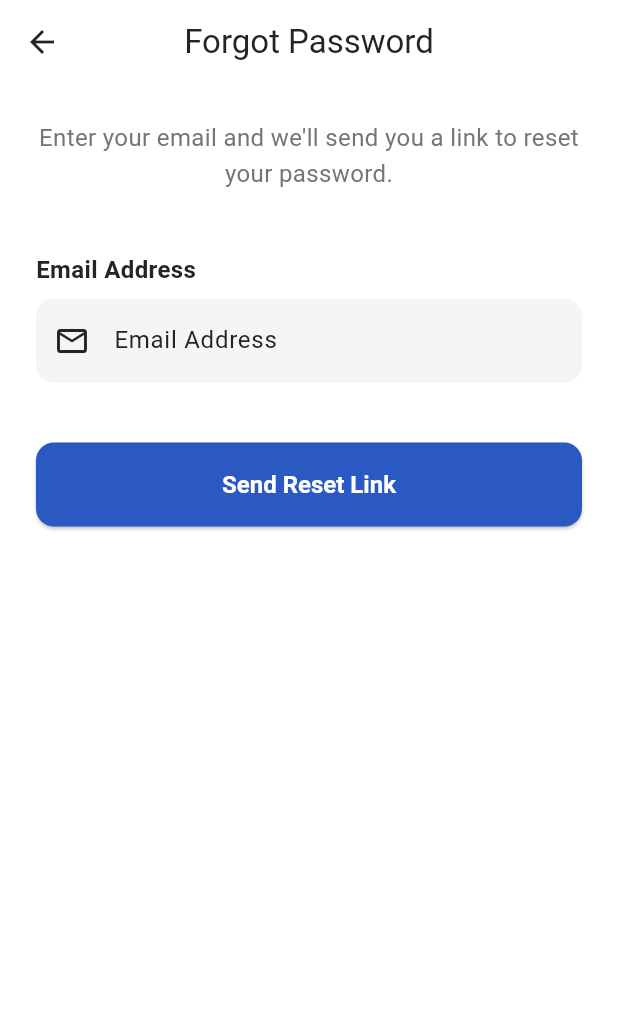
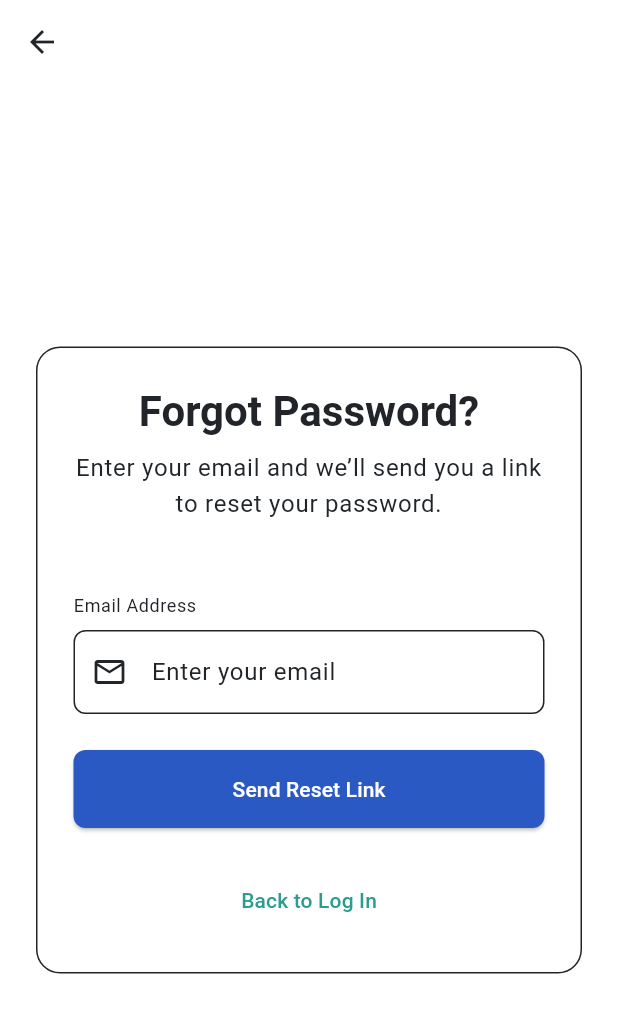
Before and after one commit to RvShivam/inventify, a Flutter app: the ForgotPasswordScreen screen opened directly, on a phone screen of 412 x 824 dp. Shown: the top 1013 px of the screen. Run offline on Flutter 3.47's test engine with Material 3 defaults, Android fonts, the phone set to English and light mode, and no system bars.

Commit message:
Minor yet major fix

```diff
--- a/client/lib/screens/forgot_password.dart
+++ b/client/lib/screens/forgot_password.dart
@@ -1,95 +1,113 @@
 import 'package:flutter/material.dart';
-import 'package:inventify/screens/reset_password.dart';
+import 'signup_screen.dart';
 
-class ForgotPasswordScreen extends StatelessWidget {
+class ForgotPasswordScreen extends StatefulWidget {
   const ForgotPasswordScreen({super.key});
 
-  void _sendResetLink(BuildContext context) {
-    // TODO: Implement actual reset link logic
-    ScaffoldMessenger.of(context).showSnackBar(
-      const SnackBar(content: Text('Reset link sent to your email (placeholder)!')),
-    );
+  @override
+  State<ForgotPasswordScreen> createState() => _ForgotPasswordScreenState();
+}
+
+class _ForgotPasswordScreenState extends State<ForgotPasswordScreen> {
+  final _formKey = GlobalKey<FormState>();
+  final _emailController = TextEditingController();
+
+  @override
+  void dispose() {
+    _emailController.dispose();
+    super.dispose();
   }
 
+  void _onSendLinkPressed() {
+    final isValid = _formKey.currentState?.validate() ?? false;
+    if (!isValid) {
+      return;
+    }
+    // TODO: API call logic here to send the reset link
+    print('Form is valid! Sending reset link to: ${_emailController.text}');
+  }
 
   @override
   Widget build(BuildContext context) {
-    // Use the primary color from the parent application's theme
-    final Color primaryColor = Theme.of(context).colorScheme.primary;
+    final textTheme = Theme.of(context).textTheme;
 
     return Scaffold(
       appBar: AppBar(
-        title: const Text('Forgot Password'),
-        centerTitle: true,// Added the title to the AppBar
         backgroundColor: Colors.transparent,
         elevation: 0,
-        // Using `automaticallyImplyLeading: true` will show a back button if available
       ),
-      body: SingleChildScrollView(
-        padding: const EdgeInsets.all(24.0),
-        child: Column(
-          crossAxisAlignment: CrossAxisAlignment.start,
-          children: <Widget>[
-            // The large title from the body has been moved to the AppBar.
-            // Removed: // 1. Title Text and SizedBox(height: 12.0)
+      // Corrected widget structure
+      body: Center(
+        child: SingleChildScrollView(
+          padding: const EdgeInsets.symmetric(horizontal: 24.0),
+          child: ConstrainedBox(
+            constraints: const BoxConstraints(maxWidth: 400),
+            child: Container(
+              padding: const EdgeInsets.all(24.0),
+              decoration: BoxDecoration(
+                border: Border.all(
+                  color: Theme.of(context).dividerColor,
+                ),
+                borderRadius: BorderRadius.circular(16),
+              ),
+              child: Form(
+                key: _formKey,
+                child: Column(
+                  crossAxisAlignment: CrossAxisAlignment.stretch,
+                  mainAxisAlignment: MainAxisAlignment.center,
+                  children: [
+                    Text(
+                      'Forgot Password?',
+                      textAlign: TextAlign.center,
+                      style: textTheme.headlineMedium?.copyWith(fontWeight: FontWeight.bold),
+                    ),
+                    const SizedBox(height: 8),
+                    Text(
+                      'Enter your email and we’ll send you a link to reset your password.',
+                      textAlign: TextAlign.center,
+                      style: textTheme.bodyLarge,
+                    ),
+                    const SizedBox(height: 48),
 
-            // 2. Subtitle/Instructions
-            Center(
-            child:Text(
-              "Enter your email and we'll send you a link to reset your password.",
-              textAlign: TextAlign.center,
-              style: TextStyle(
-                fontSize: 16,
-                color: Colors.grey.shade600,
-                height: 1.5,
+                    // Email Field
+                    Text('Email Address', style: textTheme.bodySmall),
+                    const SizedBox(height: 8),
+                    TextFormField(
+                      controller: _emailController,
+                      validator: Validators.email,
+                      keyboardType: TextInputType.emailAddress,
+                      decoration: const InputDecoration(
+                        hintText: 'Enter your email',
+                        prefixIcon: Icon(Icons.email_outlined),
+                      ),
+                    ),
+                    const SizedBox(height: 24),
+
+                    // Send Reset Link Button
+                    ElevatedButton(
+                      style: ElevatedButton.styleFrom(
+                        padding: const EdgeInsets.symmetric(vertical: 16),
+                      ),
+                      onPressed: _onSendLinkPressed,
+                      child: const Text('Send Reset Link'),
+                    ),
+                    const SizedBox(height: 24),
+
+                    // Back to Log In Link
+                    TextButton(
+                      onPressed: () {
+                        Navigator.of(context).pop();
+                      },
+                      style: TextButton.styleFrom(
+                        foregroundColor: Theme.of(context).colorScheme.secondary,
+                      ),
+                      child: const Text('Back to Log In'),
+                    ),
+                  ],
+                ),
               ),
             ),
-            ),
-            const SizedBox(height: 40.0),
-
-            // 3. Email Input Field (Styling moved here)
-            const Text(
-              'Email Address',
-               style: TextStyle(fontWeight: FontWeight.w600, fontSize: 16),
-            ),
-            const SizedBox(height: 8),
-            TextFormField(
-              decoration: InputDecoration(
-                hintText: 'Email Address',
-                prefixIcon: const Icon(Icons.email_outlined),
-                // Custom input field appearance for the design
-                border: OutlineInputBorder(
-                  borderRadius: BorderRadius.circular(12.0),
-                  borderSide: BorderSide.none,
-                ),
-                filled: true,
-                fillColor: Colors.grey.shade100, // Light background
-                contentPadding: const EdgeInsets.symmetric(vertical: 16.0, horizontal: 20.0),
-              ),
-            ),
-            const SizedBox(height: 40.0),
-
-            // 4. Primary Button (Styling moved here)
-            ElevatedButton(
-              onPressed: (){
-               Navigator.of(context).push(
-                            MaterialPageRoute(builder: (context) => const ResetPasswordScreen()),
-                          );},
-              style: ElevatedButton.styleFrom(
-                // Use the primary color from the theme
-                backgroundColor: primaryColor,
-                foregroundColor: Colors.white,
-                // Custom button appearance for the design
-                minimumSize: const Size(double.infinity, 56),
-                shape: RoundedRectangleBorder(
-                  borderRadius: BorderRadius.circular(12),
-                ),
-                textStyle: const TextStyle(fontSize: 16, fontWeight: FontWeight.bold),
-              ),
-              child: const Text('Send Reset Link'),
-            ),
-            const SizedBox(height: 30.0),
-          ],
+          ),
         ),
       ),
     );
```
Also changed, not shown: client/lib/screens/login_screen.dart (+26 -10 lines), client/lib/screens/signup_screen.dart (+45 -30 lines).
